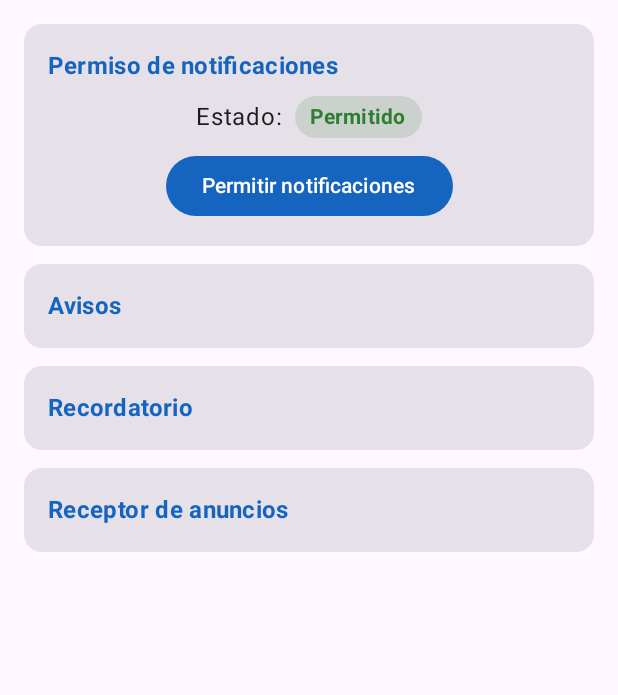
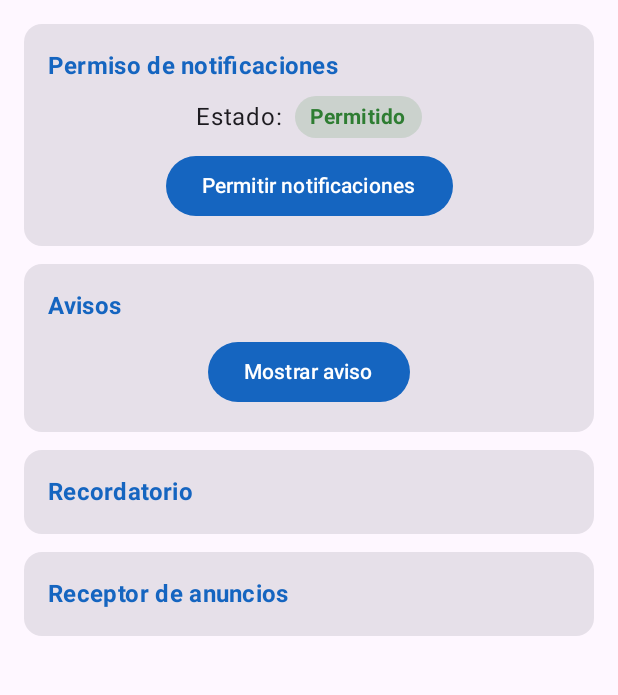
Before and after one commit to willardguillermo/AvisosCampus, an Android app built with Jetpack Compose: the screen it shows after launch (MainActivity), on a phone screen of 412 x 824 dp, the part 96-791 px from its top. Run offline under Robolectric (Android 15) with nearby library versions, the phone set to English and light mode, and no system bars.

Commit message:
feat(notificacion): muestra la notificacion con NotificationCompat
El ViewModel registra el aviso y emite el evento; la pantalla llama al Notificador con el id del aviso para que cada notificacion sea distinta

```diff
--- a/app/src/main/java/com/willard/avisoscampus/ui/PantallaAvisos.kt
+++ b/app/src/main/java/com/willard/avisoscampus/ui/PantallaAvisos.kt
@@ -105,7 +105,12 @@ fun PantallaAvisos(vm: AvisosViewModel) {
             }
             // TODO Paso 8: mensaje de error y botón "Abrir ajustes"
             Tarjeta("Avisos") {
-                // TODO Paso 3: botón "Mostrar aviso"
+                Button(
+                    modifier = Modifier.align(Alignment.CenterHorizontally),
+                    onClick = { vm.avisarAhora() }
+                ) {
+                    Text("Mostrar aviso")
+                }
             }
             Tarjeta("Recordatorio") {
                 // TODO Paso 5: "Recordar en 10 s", "Cancelar" y "Faltan N s"
```
Also changed, not shown: app/src/main/java/com/willard/avisoscampus/notificacion/Notificador.kt (+16 -3 lines), app/src/main/java/com/willard/avisoscampus/viewmodel/AvisosViewModel.kt (+9 -1 lines).
